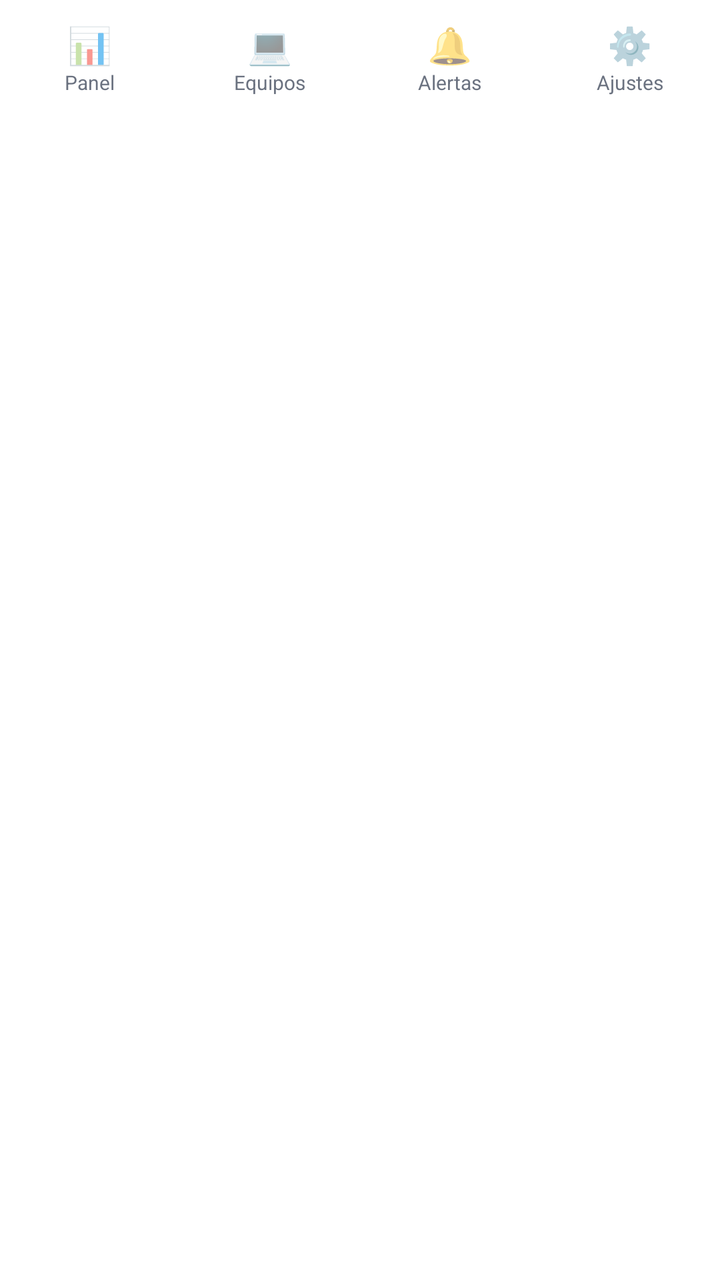
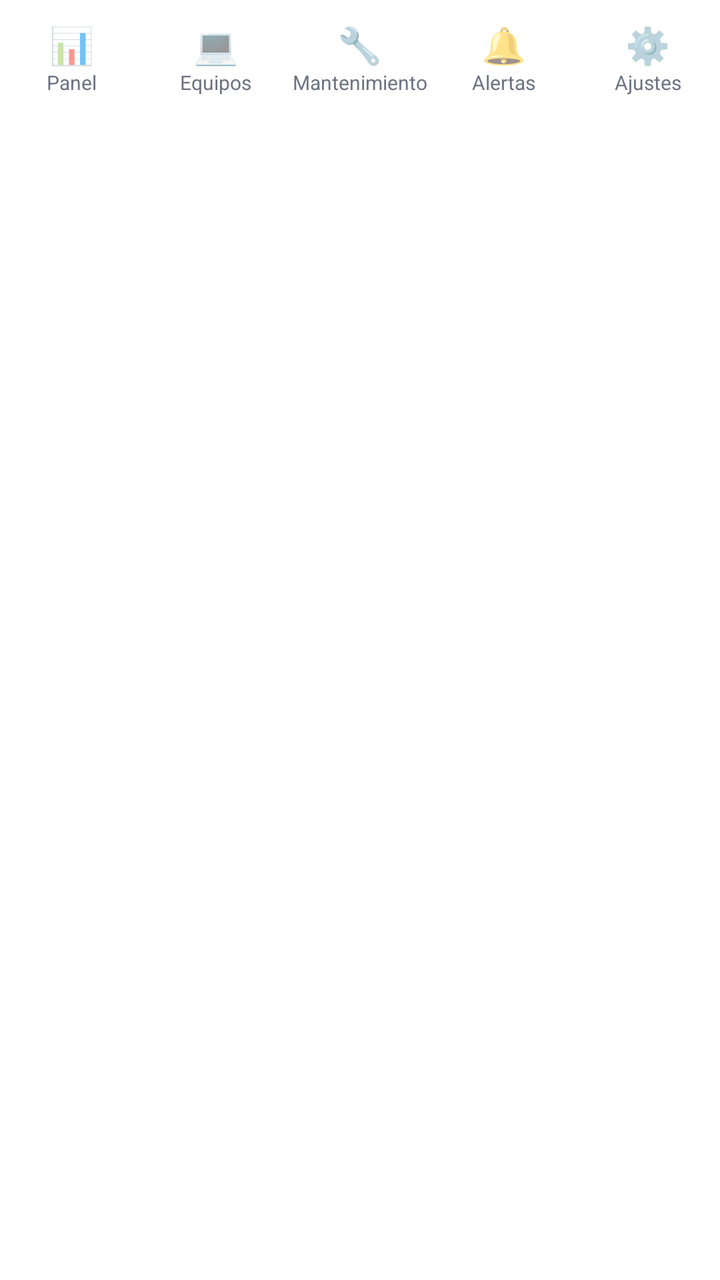

Screens rendered from an Android XML layout before and after an edit, with the pre-edit source and the edit as a unified diff.
<!-- AndroidManifest.xml: application theme AppTheme -->
<!-- res/layout/nav_bottom.xml -->
<?xml version="1.0" encoding="utf-8"?>
<LinearLayout xmlns:android="http://schemas.android.com/apk/res/android"
    android:id="@+id/bottomNav"
    android:layout_width="match_parent"
    android:layout_height="wrap_content"
    android:orientation="horizontal"
    android:background="@color/card"
    android:elevation="8dp"
    android:paddingTop="6dp"
    android:paddingBottom="6dp">

    <LinearLayout
        android:id="@+id/navPanel"
        android:layout_width="0dp"
        android:layout_height="wrap_content"
        android:layout_weight="1"
        android:gravity="center"
        android:orientation="vertical"
        android:paddingTop="4dp"
        android:paddingBottom="4dp">

        <TextView
            android:layout_width="wrap_content"
            android:layout_height="wrap_content"
            android:text="📊"
            android:textSize="18sp" />

        <TextView
            android:layout_width="wrap_content"
            android:layout_height="wrap_content"
            android:text="Panel"
            android:textSize="10sp"
            android:textColor="@color/text_secondary" />
    </LinearLayout>

    <LinearLayout
        android:id="@+id/navEquipos"
        android:layout_width="0dp"
        android:layout_height="wrap_content"
        android:layout_weight="1"
        android:gravity="center"
        android:orientation="vertical"
        android:paddingTop="4dp"
        android:paddingBottom="4dp">

        <TextView
            android:layout_width="wrap_content"
            android:layout_height="wrap_content"
            android:text="💻"
            android:textSize="18sp" />

        <TextView
            android:layout_width="wrap_content"
            android:layout_height="wrap_content"
            android:text="Equipos"
            android:textSize="10sp"
            android:textColor="@color/text_secondary" />
    </LinearLayout>

    <LinearLayout
        android:id="@+id/navAlertas"
        android:layout_width="0dp"
        android:layout_height="wrap_content"
        android:layout_weight="1"
        android:gravity="center"
        android:orientation="vertical"
        android:paddingTop="4dp"
        android:paddingBottom="4dp">

        <TextView
            android:layout_width="wrap_content"
            android:layout_height="wrap_content"
            android:text="🔔"
            android:textSize="18sp" />

        <TextView
            android:layout_width="wrap_content"
            android:layout_height="wrap_content"
            android:text="Alertas"
            android:textSize="10sp"
            android:textColor="@color/text_secondary" />
    </LinearLayout>

    <LinearLayout
        android:id="@+id/navConfig"
        android:layout_width="0dp"
        android:layout_height="wrap_content"
        android:layout_weight="1"
        android:gravity="center"
        android:orientation="vertical"
        android:paddingTop="4dp"
        android:paddingBottom="4dp">

        <TextView
            android:layout_width="wrap_content"
            android:layout_height="wrap_content"
            android:text="⚙️"
            android:textSize="18sp" />

        <TextView
            android:layout_width="wrap_content"
            android:layout_height="wrap_content"
            android:text="Ajustes"
            android:textSize="10sp"
            android:textColor="@color/text_secondary" />
    </LinearLayout>
</LinearLayout>
<!-- resources referenced by this layout -->
<resources>
  <color name="card">#FFFFFF</color>
  <color name="text_secondary">#6B7280</color>
  <style name="AppTheme" parent="android:Theme.Material.Light.NoActionBar">
          <item name="android:statusBarColor">@color/primary</item>
          <item name="android:navigationBarColor">@color/primary</item>
          <item name="android:windowBackground">@color/bg</item>
          <item name="android:colorAccent">@color/primary</item>
          <item name="android:forceDarkAllowed">false</item>
          <item name="android:windowOptOutEdgeToEdgeEnforcement">true</item>
          <item name="android:windowLayoutInDisplayCutoutMode">shortEdges</item>
      </style>
  <color name="primary">#DC2626</color>
  <color name="bg">#FEF2F2</color>
</resources>

<!-- the commit's change to res/layout/nav_bottom.xml (unified diff, before → after) -->
@@ -58,6 +58,30 @@
     </LinearLayout>
 
     <LinearLayout
+        android:id="@+id/navMantenimientos"
+        android:layout_width="0dp"
+        android:layout_height="wrap_content"
+        android:layout_weight="1"
+        android:gravity="center"
+        android:orientation="vertical"
+        android:paddingTop="4dp"
+        android:paddingBottom="4dp">
+
+        <TextView
+            android:layout_width="wrap_content"
+            android:layout_height="wrap_content"
+            android:text="🔧"
+            android:textSize="18sp" />
+
+        <TextView
+            android:layout_width="wrap_content"
+            android:layout_height="wrap_content"
+            android:text="Mantenimiento"
+            android:textSize="10sp"
+            android:textColor="@color/text_secondary" />
+    </LinearLayout>
+
+    <LinearLayout
         android:id="@+id/navAlertas"
         android:layout_width="0dp"
         android:layout_height="wrap_content"
